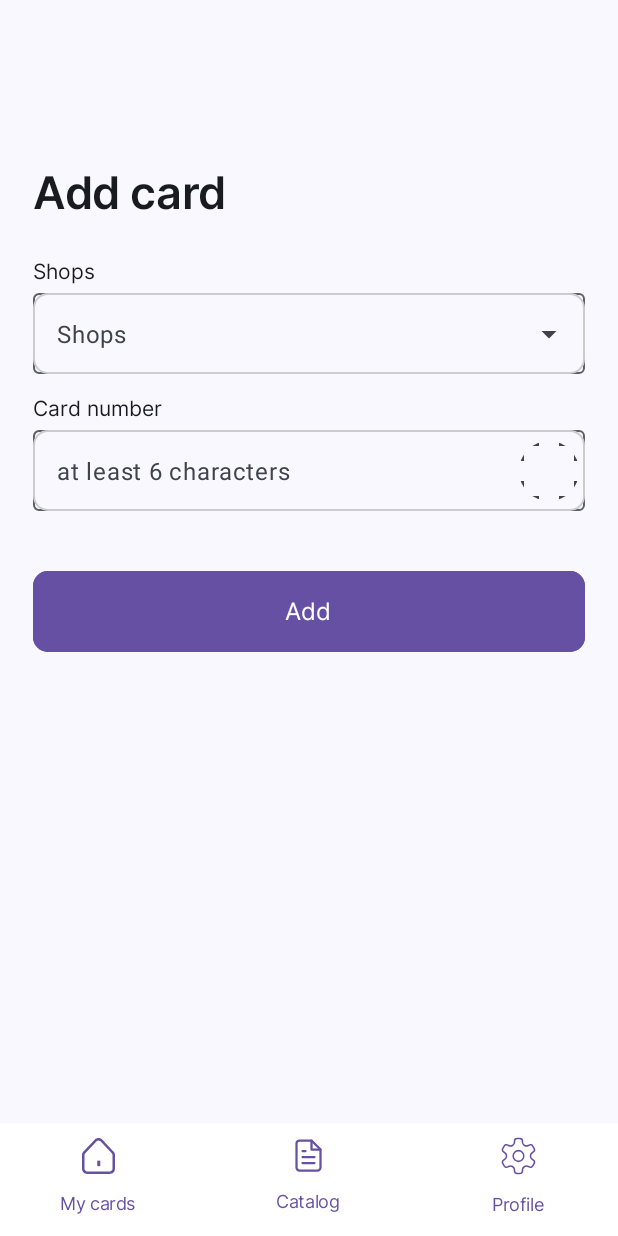
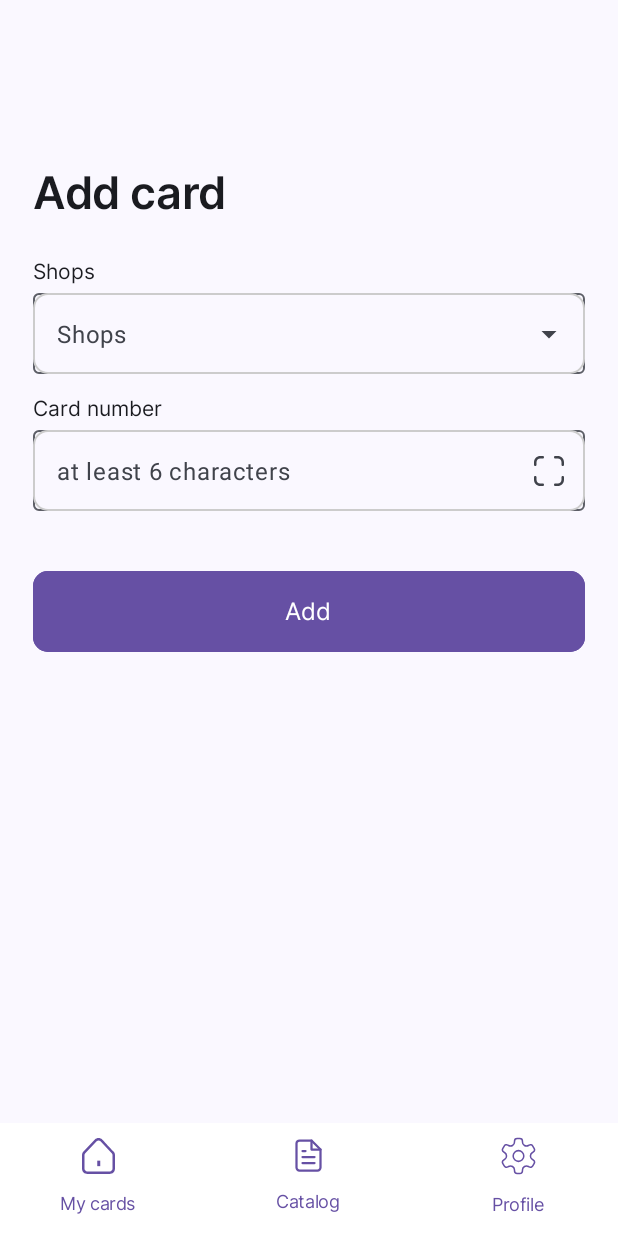
Before and after one commit to viaviva/Wallet_Application, an Android app built with Jetpack Compose: the BottomBarMainScreen screen opened through its navigation route, item 2 of the bottom bar chosen, on a phone screen of 412 x 824 dp. Run offline under Robolectric (Android 15) with nearby library versions, the phone set to English and light mode, and no system bars; our stand-ins replace Dagger/Hilt's generated code, Firebase (no records; nobody signed in at launch, a user with empty details on screens opened directly), RxJava, accompanist, livedata-compose; libraries missing offline, so code that uses them is left out: androidx.camera.core; pictures from the network do not load; 4 statements that could not run were skipped.

Commit message:
Review the project for incorrect syntax

```diff
--- a/app/build.gradle
+++ b/app/build.gradle
@@ -62,6 +62,7 @@ dependencies {
 
     implementation 'com.google.accompanist:accompanist-pager:0.24.13-rc'
     implementation("io.coil-kt:coil-compose:2.4.0")
+    implementation 'com.google.accompanist:accompanist-swiperefresh:0.24.13-rc'
 
     implementation "com.google.dagger:hilt-android:2.44"
     implementation 'com.google.firebase:firebase-database:20.1.0'
--- a/app/src/main/java/com/angelina/wallet_application/MainActivity.kt
+++ b/app/src/main/java/com/angelina/wallet_application/MainActivity.kt
@@ -37,7 +37,6 @@ class MainActivity : ComponentActivity() {
 
     @Inject
     lateinit var networkStatusRepository: NetworkStatusRepository
-
 
     private val receiver = NetworkReceiver()
 
--- a/app/src/main/java/com/angelina/wallet_application/navigation/AuthNavGraph.kt
+++ b/app/src/main/java/com/angelina/wallet_application/navigation/AuthNavGraph.kt
@@ -53,7 +53,11 @@ fun NavGraphBuilder.authNavGraph(
                     coroutineScope.launch {
                         navController.navigate(
                             Graph.HOME
-                        )
+                        ) {
+                            popUpTo(Auth.Entry.route) {
+                                inclusive = true
+                            }
+                        }
                     }
                 },
                 onNoAccountTextClick = {
--- a/app/src/main/java/com/angelina/wallet_application/repository/CardRepository.kt
+++ b/app/src/main/java/com/angelina/wallet_application/repository/CardRepository.kt
@@ -32,7 +32,6 @@ class CardRepository @Inject constructor(
     val listOfCards = MutableStateFlow(arrayListOf<CardFirebase>())
 
     fun getCardsFromFirebase() {
-        Log.e("SP", sharedPreferenceRepository.getUserId())
         database.toUserCards(sharedPreferenceRepository.getUserId()).addListenerForSingleValueEvent(object : ValueEventListener {
             override fun onDataChange(p0: DataSnapshot) {
                 val list = arrayListOf<CardFirebase>()
@@ -45,7 +44,6 @@ class CardRepository @Inject constructor(
 
                     GlobalScope.launch {
                         listOfCards.emit(list)
-                        Log.e("LIST OF CARDS", listOfCards.value.toString())
                         putCardsIntoRoom()
                     }
                 } else {
--- a/app/src/main/java/com/angelina/wallet_application/repository/NetworkStatusRepository.kt
+++ b/app/src/main/java/com/angelina/wallet_application/repository/NetworkStatusRepository.kt
@@ -18,4 +18,5 @@ class NetworkStatusRepository @Inject constructor(
         networkStatus.onNext(isConnected)
         sharedPreferenceRepository.setIsNoInternet(isConnected)
     }
+
 }
--- a/app/src/main/java/com/angelina/wallet_application/screen/BottomBarMainScreen.kt
+++ b/app/src/main/java/com/angelina/wallet_application/screen/BottomBarMainScreen.kt
@@ -52,7 +52,6 @@ fun BottomBar(
     items: List<BottomBarScreen>
 ) {
 
-
     NavigationBar(
         tonalElevation = 0.dp,
         containerColor = Color.White,
--- a/app/src/main/java/com/angelina/wallet_application/screen/addCard/AddCardViewModel.kt
+++ b/app/src/main/java/com/angelina/wallet_application/screen/addCard/AddCardViewModel.kt
@@ -31,9 +31,6 @@ class AddCardViewModel @Inject constructor(
 
     var shop by mutableStateOf(-1)
         private set
-
-
-    var isNumberError by mutableStateOf(textFieldValidation(barcode.trim()))
 
     var emptyFields: (() -> Unit)? = null
 
@@ -104,7 +101,7 @@ class AddCardViewModel @Inject constructor(
     }
 
     private fun errorData(): Boolean {
-        return if (isNumberError || (shop == -1)) {
+        return if (textFieldValidation(barcode) || (shop == -1)) {
             errorData?.invoke()
             false
         } else {
--- a/app/src/main/java/com/angelina/wallet_application/screen/authorization/AuthorizationScreen.kt
+++ b/app/src/main/java/com/angelina/wallet_application/screen/authorization/AuthorizationScreen.kt
@@ -40,7 +40,6 @@ fun AuthorizationScreen(
         successLogin = onLogInButtonClick
     }
 
-
     Column(
         modifier = Modifier
             .fillMaxSize()
--- a/app/src/main/java/com/angelina/wallet_application/screen/authorization/AuthorizationViewModel.kt
+++ b/app/src/main/java/com/angelina/wallet_application/screen/authorization/AuthorizationViewModel.kt
@@ -87,4 +87,5 @@ class AuthorizationViewModel @Inject constructor(
             true
         }
     }
+
 }
--- a/app/src/main/java/com/angelina/wallet_application/screen/card/CardViewModel.kt
+++ b/app/src/main/java/com/angelina/wallet_application/screen/card/CardViewModel.kt
@@ -33,4 +33,5 @@ class CardViewModel @Inject constructor(
             cardRepository.deleteCard(id)
         }
     }
+
 }
--- a/app/src/main/java/com/angelina/wallet_application/screen/onboarding/OnboardingScreen.kt
+++ b/app/src/main/java/com/angelina/wallet_application/screen/onboarding/OnboardingScreen.kt
@@ -95,6 +95,7 @@ fun TopSection(
     onSkipClick: () -> Unit = {},
     isLastPage: Boolean
 ) {
+
     Box(
         modifier = Modifier
             .fillMaxWidth()
@@ -125,6 +126,7 @@ fun TopSection(
             )
         }
     }
+
 }
 
 @Composable
@@ -170,9 +172,7 @@ fun Indicator(isSelected: Boolean) {
             .background(
                 color = if (isSelected) MaterialTheme.colorScheme.primary else Color(0XFFF8E2E7)
             )
-    ) {
-
-    }
+    ) {}
 }
 
 @Composable
--- a/app/src/main/java/com/angelina/wallet_application/screen/registration/RegistrationScreen.kt
+++ b/app/src/main/java/com/angelina/wallet_application/screen/registration/RegistrationScreen.kt
@@ -25,6 +25,7 @@ fun RegistrationScreen(
     onRegistrationButtonClick: () -> Unit,
     viewModel: RegistrationViewModel = hiltViewModel()
 ) {
+
     val context = LocalContext.current
     val noInternetConnection = stringResource(id = R.string.no_internet)
     val fillFields = stringResource(id = R.string.fill_fields)
@@ -92,8 +93,6 @@ fun RegistrationScreen(
 
     BottomText(
         R.string.have_an_account, R.string.enter
-    ) {
-        onHaveAnAccountTextClick()
-    }
+    ) { onHaveAnAccountTextClick() }
 
 }
--- a/app/src/main/java/com/angelina/wallet_application/screen/registration/RegistrationViewModel.kt
+++ b/app/src/main/java/com/angelina/wallet_application/screen/registration/RegistrationViewModel.kt
@@ -3,7 +3,6 @@ package com.angelina.wallet_application.screen.registration
 import androidx.compose.runtime.getValue
 import androidx.compose.runtime.mutableStateOf
 import androidx.compose.runtime.setValue
-import androidx.lifecycle.MutableLiveData
 import androidx.lifecycle.ViewModel
 import com.angelina.wallet_application.repository.LoginRepository
 import com.angelina.wallet_application.repository.SharedPreferenceRepository
@@ -27,8 +26,6 @@ class RegistrationViewModel @Inject constructor(
         private set
 
     private val emailRegex = "[a-zA-Z0-9._-]+@[a-z]+\\.+[a-z]+".toRegex()
-
-    val isLoading = MutableLiveData<Boolean>()
 
     var noInternet: (() -> Unit)? = null
 
@@ -57,13 +54,10 @@ class RegistrationViewModel @Inject constructor(
     fun registration() {
         if (isFieldsNoEmpty() && errorData()) {
             if (sharedPreferenceRepository.getIsNoInternet()) {
-                isLoading.value = true
                 loginRepository.registration(
                     email, password, name, {
-                        isLoading.value = false
                         successRegistration?.invoke()
                     }, {
-                        isLoading.value = false
                         errorData?.invoke()
                     }
                 )
--- a/app/src/main/java/com/angelina/wallet_application/screen/scanner/ScannerScreen.kt
+++ b/app/src/main/java/com/angelina/wallet_application/screen/scanner/ScannerScreen.kt
@@ -30,6 +30,7 @@ fun ScannerScreen(
     onGetBarcode: (String) -> Unit = {},
     viewModel: ScannerViewModel = hiltViewModel()
 ) {
+
     val context = LocalContext.current
     val lifecycleOwner = LocalLifecycleOwner.current
     var preview by remember { mutableStateOf<Preview?>(null) }
@@ -89,4 +90,5 @@ fun ScannerScreen(
             }, ContextCompat.getMainExecutor(context))
         }
     )
+
 }
--- a/app/src/main/java/com/angelina/wallet_application/ui/component/ScreenComponents.kt
+++ b/app/src/main/java/com/angelina/wallet_application/ui/component/ScreenComponents.kt
@@ -81,7 +81,6 @@ fun TextField(
     isError: Boolean = false,
     onScannerButtonClick: () -> Unit = {},
     onValueChange: (String) -> Unit,
-//    isError: (Any) -> Unit
 ) {
 
     var passwordVisible by rememberSaveable { mutableStateOf(false) }
@@ -116,7 +115,7 @@ fun TextField(
             }
 
             if (isScanner) {
-                val image = R.drawable.ic_scanner
+                val image = R.drawable.ic_scanner2
 
                 IconButton(
                     onClick = onScannerButtonClick
--- a/app/src/main/res/drawable/ic_scanner.xml
+++ b/app/src/main/res/drawable/ic_scanner.xml
@@ -1,8 +1,8 @@
 <vector xmlns:android="http://schemas.android.com/apk/res/android"
-    android:width="512dp"
-    android:height="512dp"
-    android:viewportWidth="24"
-    android:viewportHeight="24">
+    android:width="20dp"
+    android:height="20dp"
+    android:viewportWidth="20"
+    android:viewportHeight="20">
   <path
       android:fillColor="#FF000000"
       android:pathData="M21,24H16V22h5a1,1 0,0 0,1 -1V16h2v5A3,3 0,0 1,21 24Z"/>
--- /dev/null
+++ b/app/src/main/res/drawable/ic_scanner2.xml
@@ -0,0 +1,7 @@
+<vector android:height="20dp" android:viewportHeight="24"
+    android:viewportWidth="24" android:width="20dp" xmlns:android="http://schemas.android.com/apk/res/android">
+    <path android:fillColor="#FF000000" android:pathData="M19,24H17a1,1 0,0 1,0 -2h2a3,3 0,0 0,3 -3V17a1,1 0,0 1,2 0v2A5.006,5.006 0,0 1,19 24Z"/>
+    <path android:fillColor="#FF000000" android:pathData="M1,8A1,1 0,0 1,0 7V5A5.006,5.006 0,0 1,5 0H7A1,1 0,0 1,7 2H5A3,3 0,0 0,2 5V7A1,1 0,0 1,1 8Z"/>
+    <path android:fillColor="#FF000000" android:pathData="M7,24H5a5.006,5.006 0,0 1,-5 -5V17a1,1 0,0 1,2 0v2a3,3 0,0 0,3 3H7a1,1 0,0 1,0 2Z"/>
+    <path android:fillColor="#FF000000" android:pathData="M23,8a1,1 0,0 1,-1 -1V5a3,3 0,0 0,-3 -3H17a1,1 0,0 1,0 -2h2a5.006,5.006 0,0 1,5 5V7A1,1 0,0 1,23 8Z"/>
+</vector>
```
Also changed, not shown: app/src/main/java/com/angelina/wallet_application/navigation/BottomNavGraph.kt (+6 -2 lines).
